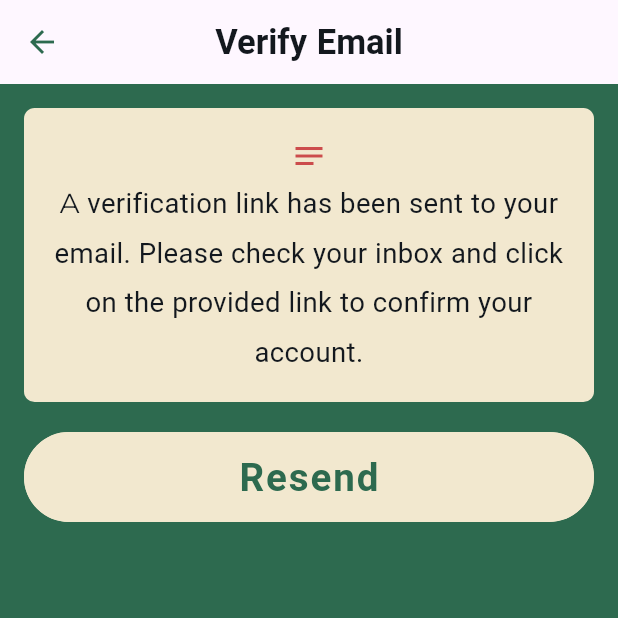
After one commit to 0Ahmad0/smart-planter, a Flutter app: the VerifyEmailScreen screen opened by its route, on a phone screen of 412 x 824 dp, the top half of it. The commit adds this screen. Run offline on Flutter 3.47's test engine with Material 3 defaults, Android fonts, the phone set to English and light mode, and no system bars; our stand-ins replace carousel_slider, cloud_firestore, firebase_auth, firebase_core, firebase_storage, flutter_screenutil and 6 more; missing offline and left inert: dart:ffi; accounts and stored records are empty; network calls fail.

Commit message:
feat: add verify email

```diff
--- a/lib/app/controller/auth_controller.dart
+++ b/lib/app/controller/auth_controller.dart
@@ -27,6 +27,7 @@ class AuthController {
     final result = await authProvider.login(context);
     Navigator.of(context).pop();
     if (result['status']) {
+      isEmailVerification(context);
       Get.offNamed(AppRoute.homeRoute);
 
     }
@@ -53,7 +54,7 @@ class AuthController {
     final result = await authProvider.signup(context);
     Navigator.of(context).pop();
     if (result['status']) {
-      Get.offNamed(AppRoute.homeRoute);
+      Get.offNamed(AppRoute.verifyEmail);
     }
     return result;
   }
@@ -67,4 +68,16 @@ class AuthController {
       Navigator.of(context).pop();
     }
   }
+  isEmailVerification(BuildContext context)  {
+    bool result =authProvider.isEmailVerification();
+    if (result)
+      Get.offNamed(AppRoute.addPlantRoute);
+    }
+
+  sendEmailVerification(BuildContext context,) async {
+    Const.loading(context);
+    final result =
+    await authProvider.sendEmailVerification(context);
+    Navigator.of(context).pop();
+  }
 }
--- a/lib/app/controller/provider/auth_provider.dart
+++ b/lib/app/controller/provider/auth_provider.dart
@@ -156,6 +156,16 @@ class AuthProvider with ChangeNotifier{
     Const.TOAST(context,textToast: FirebaseFun.findTextToast(result['message'].toString()));
     return result;
   }
+  bool isEmailVerification() {
+    return FirebaseFun.auth.currentUser?.emailVerified??false;
+
+  }
+  sendEmailVerification(context,) async{
+    var result =await FirebaseFun.sendEmailVerification();
+    print(result);
+    Const.TOAST(context,textToast: FirebaseFun.findTextToast(result['message'].toString()));
+    return result;
+  }
   recoveryPassword(context,{required UserModel user}) async{
     var result =await FirebaseFun.updatePassword(newPassword: user.password);
     if(result["status"])
--- a/lib/app/controller/provider/profile_provider.dart
+++ b/lib/app/controller/provider/profile_provider.dart
@@ -6,6 +6,7 @@ import 'package:flutter/cupertino.dart';
 import 'package:smart_plans/app/models/user_model.dart';
 import '../../../core/local/storage.dart';
 import '../../widgets/constans.dart';
+import '../auth_controller.dart';
 import '../utils/firebase.dart';
 
 
@@ -35,8 +36,9 @@ class ProfileProvider with ChangeNotifier{
      if(name.value.text=='');
      tempUser.name='${firstName.value.text} ${lastName.value.text}';
      var result;
-     if(user.email!=tempUser.email)
+     if(user.email!=tempUser.email){
      result=await FirebaseFun.updateUserEmail(user: tempUser);
+     }
      if(result==null||result['status']){
         result =await FirebaseFun.updateUser(user: tempUser);
        if(result['status']){
@@ -46,6 +48,8 @@ class ProfileProvider with ChangeNotifier{
      }
      print(result);
      Const.TOAST(context,textToast: FirebaseFun.findTextToast(result['message'].toString()));
+     ///For Verify Email
+     AuthController(context: context).isEmailVerification(context);
      return result;
    }
    logout(context)async{
--- a/lib/app/controller/splashController.dart
+++ b/lib/app/controller/splashController.dart
@@ -2,6 +2,7 @@
 import 'package:flutter/cupertino.dart';
 import 'package:flutter/material.dart';
 import 'package:provider/provider.dart';
+import 'package:smart_plans/app/controller/auth_controller.dart';
 import 'package:smart_plans/app/controller/provider/auth_provider.dart';
 import 'package:smart_plans/app/controller/provider/profile_provider.dart';
 import '../../core/local/storage.dart';
@@ -35,6 +36,8 @@ class SplashController{
           }
           else{
             profileProvider.updateUser(user:UserModel.fromJson(result['body']));
+            ///For verify Email
+            AuthController(context: context).isEmailVerification(context);
               Navigator.pushReplacement(context, MaterialPageRoute(
                   builder: (ctx)=>HomeScreen()));
           }
--- a/lib/app/controller/utils/firebase.dart
+++ b/lib/app/controller/utils/firebase.dart
@@ -197,6 +197,13 @@ class FirebaseFun{
         .catchError(onError);
     return result;
   }
+  static sendEmailVerification()  async {
+    final result=await auth.currentUser?.sendEmailVerification(
+    ).then((onValueSendEmailVerification))
+        .catchError(onError);
+    return result;
+  }
+
   static updatePassword( {required String newPassword})  async {
     final result=await auth.currentUser?.updatePassword(newPassword)
         .then((onValueUpdatePassword))
@@ -337,6 +344,13 @@ class FirebaseFun{
     return {
       'status':true,
       'message':'Email successfully send code ',
+      'body':{}
+    };
+  }
+  static Future<Map<String,dynamic>>onValueSendEmailVerification(value) async{
+    return {
+      'status':true,
+      'message':'Email successfully send verify url ',
       'body':{}
     };
   }
--- /dev/null
+++ b/lib/app/pages/verify_email_screen.dart
@@ -0,0 +1,86 @@
+import 'package:flutter/material.dart';
+import 'package:flutter_screenutil/flutter_screenutil.dart';
+import 'package:get/get.dart';
+
+import '../../core/route/app_route.dart';
+import '../../core/utils/app_string.dart';
+import '../../core/utils/color_manager.dart';
+import '../../core/utils/styles_manager.dart';
+import '../../core/utils/values_manager.dart';
+import '../controller/auth_controller.dart';
+import '../widgets/button_app.dart';
+import '../widgets/textfield_app.dart';
+
+class VerifyEmailScreen extends StatefulWidget {
+  const VerifyEmailScreen({super.key});
+
+  @override
+  State<VerifyEmailScreen> createState() => _VerifyEmailScreenState();
+}
+
+class _VerifyEmailScreenState extends State<VerifyEmailScreen> {
+
+
+  late AuthController authController;
+
+  @override
+  void initState() {
+    authController = AuthController(context: context);
+    authController.sendEmailVerification(context,);
+    super.initState();
+  }
+  @override
+  Widget build(BuildContext context) {
+    return Scaffold(
+      appBar: AppBar(
+        title: Text(AppString.verifyEmail),
+      ),
+      body: SingleChildScrollView(
+        child: SafeArea(
+          child: Padding(
+            padding: const EdgeInsets.all(AppPadding.p16),
+            child: Column(
+              mainAxisAlignment: MainAxisAlignment.center,
+              mainAxisSize: MainAxisSize.min,
+              children: [
+                Container(
+                  padding: EdgeInsets.all(AppPadding.p12),
+                  decoration: BoxDecoration(
+                      color: ColorManager.secondary,
+                      borderRadius: BorderRadius.circular(8.r)),
+                  child: ListTile(
+                    contentPadding: EdgeInsets.zero,
+                    title: Icon(Icons.notes_sharp,color: ColorManager.error,),
+                    subtitle: Text(
+                      AppString.verifyEmailDescription,
+                      textAlign: TextAlign.center,
+                      style: StylesManager.titleNormalTextStyle(
+                        size: 20.sp,
+                        color: ColorManager.black
+                      )?.copyWith(
+                        height: 1.8,
+                      ),
+                    ),
+                  ),
+                ),
+
+                const SizedBox(
+                  height: AppSize.s20,
+                ),
+                ButtonApp(
+                  text: AppString.resend,
+                  textColor: ColorManager.primary,
+                  backgroundColor: ColorManager.secondary,
+                  onPressed: () async {
+                      await authController.sendEmailVerification(context);
+
+                  },
+                ),
+              ],
+            ),
+          ),
+        ),
+      ),
+    );
+  }
+}
--- a/lib/core/route/app_route.dart
+++ b/lib/core/route/app_route.dart
@@ -4,6 +4,7 @@ import 'package:smart_plans/app/pages/details/details_screen.dart';
 import 'package:smart_plans/app/pages/details/monitor_details_screen.dart';
 import 'package:smart_plans/app/pages/notificationa_screen.dart';
 import 'package:smart_plans/app/pages/setting_screen.dart';
+import 'package:smart_plans/app/pages/verify_email_screen.dart';
 
 import '../../app/pages/forget_passord_screen.dart';
 import '../../app/pages/home_screen.dart';
@@ -18,6 +19,7 @@ class AppRoute {
   static const loginRoute = '/login';
   static const signupRoute = '/signup';
   static const forgetPasswordRoute = '/forgetPassword';
+  static const verifyEmail = '/verifyEmail';
   static const homeRoute = '/home';
   static const addPlantRoute = '/addPlant';
   static const detailsRoute = '/details';
@@ -36,6 +38,7 @@ class AppRoute {
     loginRoute: (context) => LoginScreen(),
     signupRoute: (context) => SignupScreen(),
     forgetPasswordRoute: (context) => ForgetPasswordScreen(),
+    verifyEmail: (context) => VerifyEmailScreen(),
     homeRoute: (context) => HomeScreen(),
     addPlantRoute: (context) => AddPlantScreen(),
     detailsRoute: (context) => DetailsScreen(),
--- a/lib/core/utils/app_string.dart
+++ b/lib/core/utils/app_string.dart
@@ -12,8 +12,14 @@ class AppString {
   static const allReadyHaveAccount = "all ready have Account ? ";
   static const send = "Send";
   static const resetPassword = "Reset password";
+  static const  verifyEmail= "Verify Email";
   static const emailRecoveryDescription =
       "Enter the email associated with your account and we’ll send an email with instruction to reset your password.";
+  static const verifyEmailDescription =
+      "A verification link has been sent to your email. Please check your inbox and click on the provided link to confirm your account.";
+  static const verifyEmailDescription2 = 'If it\'s not there, you can request a new verification email.';
+  static const thankChoosingUs = 'Thank you for choosing us!';
+  static const resend = 'Resend';
   static const myPlants = 'My Plants';
   static const empty= 'Empty';
   static const establishConnection = 'Go to settings to establish a connection';
```
